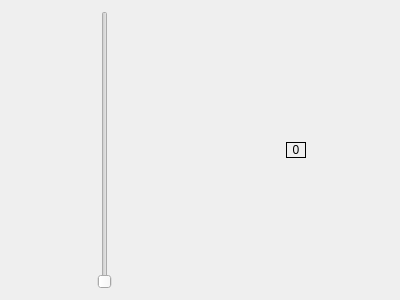
Before: the Qt Designer form dialog.ui in demolition18956/QT004-Signals-Slots, drawn with Qt 5.
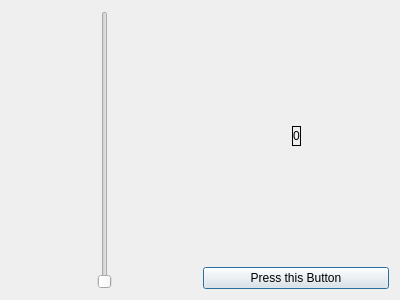
After: the same form once the commit is applied.

Commit message: Disconnect function use, custom signal & custom slots

```diff
--- a/dialog.ui
+++ b/dialog.ui
@@ -52,31 +52,31 @@
     </layout>
    </item>
    <item>
-    <layout class="QHBoxLayout" name="horizontalLayout_2">
+    <layout class="QVBoxLayout" name="verticalLayout">
      <item>
-      <spacer name="horizontalSpacer">
+      <spacer name="verticalSpacer">
        <property name="orientation">
-        <enum>Qt::Horizontal</enum>
+        <enum>Qt::Vertical</enum>
        </property>
        <property name="sizeHint" stdset="0">
         <size>
-         <width>40</width>
-         <height>20</height>
+         <width>20</width>
+         <height>40</height>
         </size>
        </property>
       </spacer>
      </item>
      <item>
-      <layout class="QVBoxLayout" name="verticalLayout">
+      <layout class="QHBoxLayout" name="horizontalLayout_2">
        <item>
-        <spacer name="verticalSpacer">
+        <spacer name="horizontalSpacer">
          <property name="orientation">
-          <enum>Qt::Vertical</enum>
+          <enum>Qt::Horizontal</enum>
          </property>
          <property name="sizeHint" stdset="0">
           <size>
-           <width>20</width>
-           <height>40</height>
+           <width>40</width>
+           <height>20</height>
           </size>
          </property>
         </spacer>
@@ -95,14 +95,14 @@
         </widget>
        </item>
        <item>
-        <spacer name="verticalSpacer_2">
+        <spacer name="horizontalSpacer_2">
          <property name="orientation">
-          <enum>Qt::Vertical</enum>
+          <enum>Qt::Horizontal</enum>
          </property>
          <property name="sizeHint" stdset="0">
           <size>
-           <width>20</width>
-           <height>40</height>
+           <width>40</width>
+           <height>20</height>
           </size>
          </property>
         </spacer>
@@ -110,18 +110,25 @@
       </layout>
      </item>
      <item>
-      <spacer name="horizontalSpacer_2">
+      <spacer name="verticalSpacer_2">
        <property name="orientation">
-        <enum>Qt::Horizontal</enum>
+        <enum>Qt::Vertical</enum>
        </property>
        <property name="sizeHint" stdset="0">
         <size>
-         <width>40</width>
-         <height>20</height>
+         <width>20</width>
+         <height>40</height>
         </size>
        </property>
       </spacer>
      </item>
+     <item>
+      <widget class="QPushButton" name="pushButton">
+       <property name="text">
+        <string>Press this Button</string>
+       </property>
+      </widget>
+     </item>
     </layout>
    </item>
   </layout>
```
The commit also changes 2 other files.
